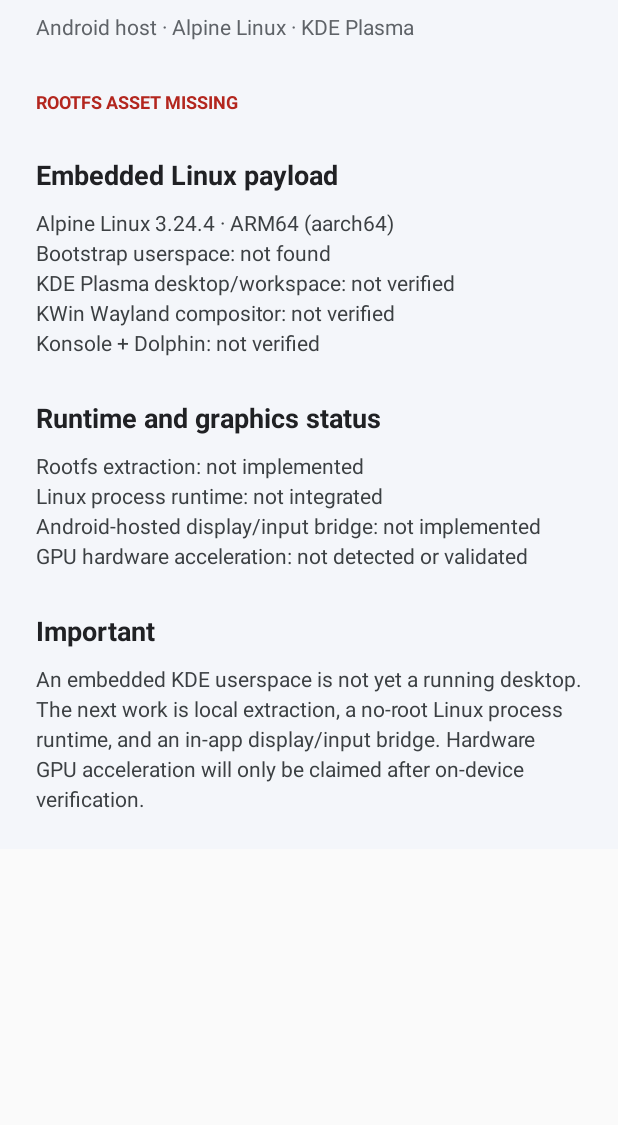
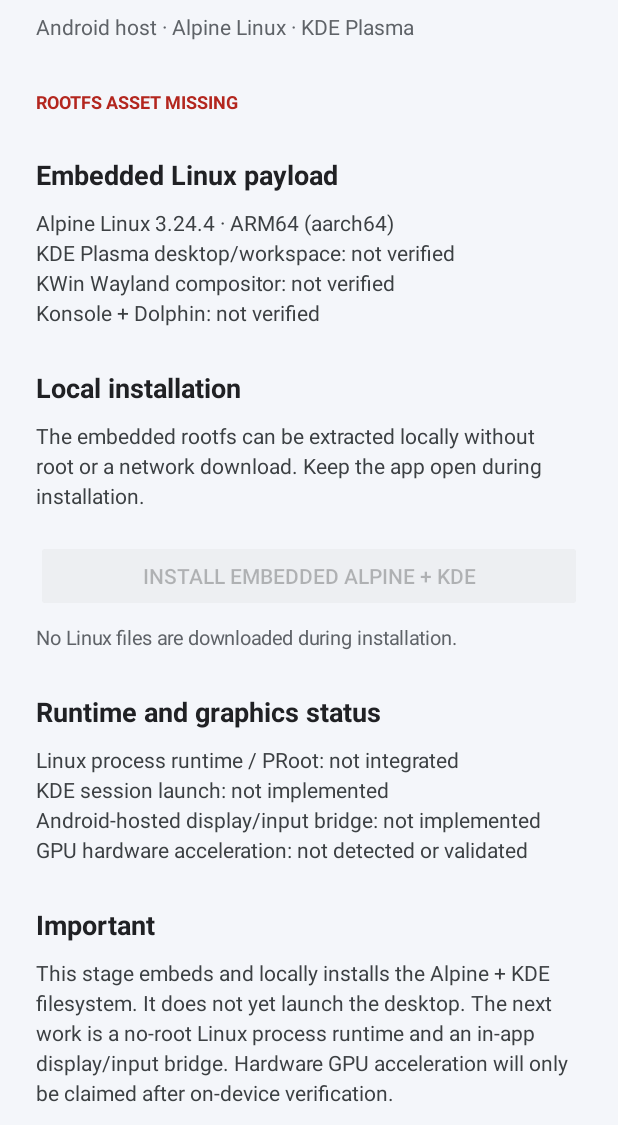
Before and after one commit to AftPepper311389/Alpine-KDE-Mobile-, an Android app: the screen it shows after launch (MainActivity), on a phone screen of 412 x 824 dp, the part 111-1236 px from its top. Run offline under Robolectric (Android 15) with nearby library versions, the phone set to English and light mode, and no system bars; 1 statement that could not run was skipped.

Commit message:
Add in-app offline Alpine KDE rootfs installer

```diff
--- a/app/src/main/java/org/alpinekde/mobile/MainActivity.java
+++ b/app/src/main/java/org/alpinekde/mobile/MainActivity.java
@@ -3,13 +3,21 @@ package org.alpinekde.mobile;
 import android.app.Activity;
 import android.os.Bundle;
 import android.graphics.Typeface;
+import android.widget.Button;
 import android.widget.LinearLayout;
 import android.widget.ScrollView;
 import android.widget.TextView;
+
 import java.io.InputStream;
 import java.nio.charset.StandardCharsets;
+import java.util.concurrent.ExecutorService;
+import java.util.concurrent.Executors;
 
 public final class MainActivity extends Activity {
+    private final ExecutorService installerExecutor = Executors.newSingleThreadExecutor();
+    private TextView installStatus;
+    private Button installButton;
+
     private int dp(float value) {
         return (int) (value * getResources().getDisplayMetrics().density + 0.5f);
     }
@@ -53,6 +61,7 @@ public final class MainActivity extends Activity {
         boolean rootfsPresent = hasEmbeddedRootfs();
         String buildInfo = readBuildInfo();
         boolean kdePresent = buildInfo.contains("KDE_DESKTOP=installed");
+        boolean installed = RootfsInstaller.isInstalled(this);
 
         LinearLayout content = new LinearLayout(this);
         content.setOrientation(LinearLayout.VERTICAL);
@@ -73,19 +82,59 @@ public final class MainActivity extends Activity {
         content.addView(status, statusParams);
 
         addSection(content, "Embedded Linux payload",
-                "Alpine Linux 3.24.4 · ARM64 (aarch64)\nBootstrap userspace: " +
-                (rootfsPresent ? "present in this APK" : "not found") +
-                "\nKDE Plasma desktop/workspace: " + (kdePresent ? "included in rootfs" : "not verified") +
-                "\nKWin Wayland compositor: " + (kdePresent ? "included in rootfs" : "not verified") +
-                "\nKonsole + Dolphin: " + (kdePresent ? "included in rootfs" : "not verified"));
+                "Alpine Linux 3.24.4 · ARM64 (aarch64)\nKDE Plasma desktop/workspace: " + (kdePresent ? "included in APK" : "not verified") +
+                "\nKWin Wayland compositor: " + (kdePresent ? "included in APK" : "not verified") +
+                "\nKonsole + Dolphin: " + (kdePresent ? "included in APK" : "not verified"));
+        addSection(content, "Local installation",
+                installed ? "Alpine + KDE rootfs is installed in app-private storage." :
+                        "The embedded rootfs can be extracted locally without root or a network download. Keep the app open during installation.");
+        installButton = new Button(this);
+        installButton.setText(installed ? "Alpine + KDE installed" : "Install embedded Alpine + KDE");
+        installButton.setEnabled(rootfsPresent && kdePresent && !installed);
+        LinearLayout.LayoutParams buttonParams = new LinearLayout.LayoutParams(-1, -2);
+        buttonParams.topMargin = dp(20);
+        content.addView(installButton, buttonParams);
+
+        installStatus = text(installed ? "Local rootfs installation verified." : "No Linux files are downloaded during installation.", 13, false);
+        installStatus.setTextColor(0xFF5F6368);
+        LinearLayout.LayoutParams messageParams = new LinearLayout.LayoutParams(-1, -2);
+        messageParams.topMargin = dp(8);
+        content.addView(installStatus, messageParams);
+        installButton.setOnClickListener(view -> startInstall());
+
         addSection(content, "Runtime and graphics status",
-                "Rootfs extraction: not implemented\nLinux process runtime: not integrated\nAndroid-hosted display/input bridge: not implemented\nGPU hardware acceleration: not detected or validated");
+                "Linux process runtime / PRoot: not integrated\nKDE session launch: not implemented\nAndroid-hosted display/input bridge: not implemented\nGPU hardware acceleration: not detected or validated");
         addSection(content, "Important",
-                "An embedded KDE userspace is not yet a running desktop. The next work is local extraction, a no-root Linux process runtime, and an in-app display/input bridge. Hardware GPU acceleration will only be claimed after on-device verification.");
+                "This stage embeds and locally installs the Alpine + KDE filesystem. It does not yet launch the desktop. The next work is a no-root Linux process runtime and an in-app display/input bridge. Hardware GPU acceleration will only be claimed after on-device verification.");
 
         ScrollView scroll = new ScrollView(this);
         scroll.addView(content);
         setContentView(scroll);
+    }
+
+    private void startInstall() {
+        installButton.setEnabled(false);
+        installStatus.setText("Preparing installation…");
+        installerExecutor.execute(() -> {
+            try {
+                RootfsInstaller.install(this, message -> runOnUiThread(() -> installStatus.setText(message)));
+                runOnUiThread(() -> {
+                    installStatus.setText("Alpine + KDE rootfs installed successfully in app-private storage.");
+                    installButton.setText("Alpine + KDE installed");
+                });
+            } catch (Exception error) {
+                runOnUiThread(() -> {
+                    installStatus.setText("Installation failed: " + error.getMessage());
+                    installButton.setEnabled(true);
+                });
+            }
+        });
+    }
+
+    @Override
+    protected void onDestroy() {
+        installerExecutor.shutdownNow();
+        super.onDestroy();
     }
 
     private void addSection(LinearLayout parent, String heading, String body) {
```
